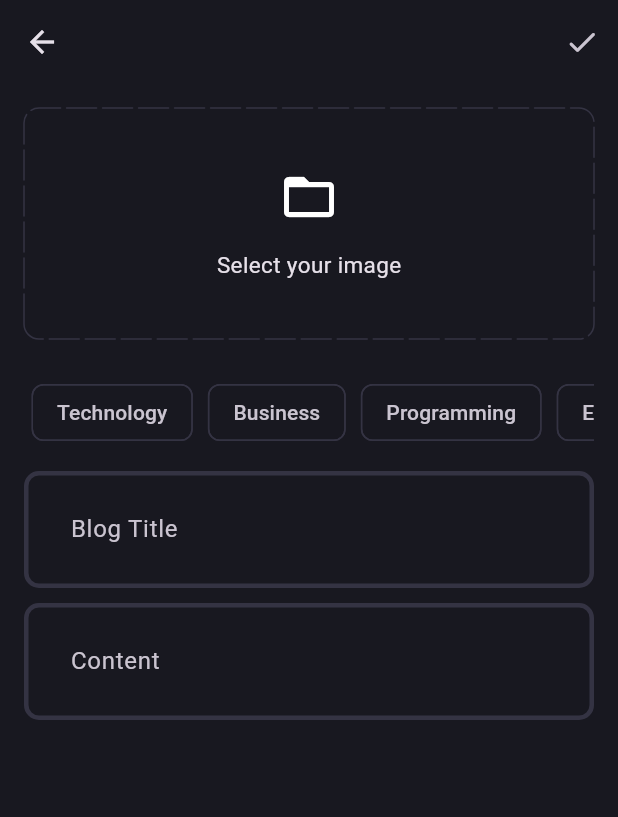
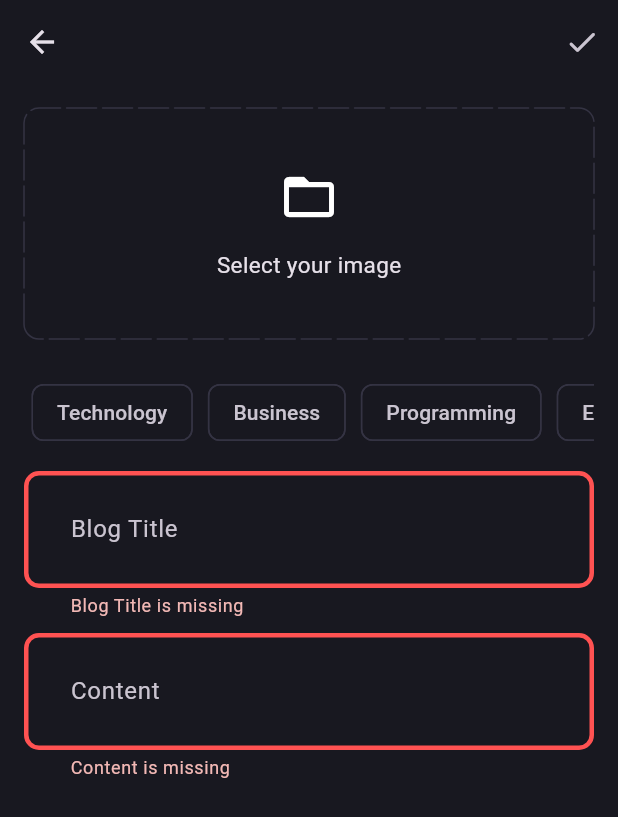
Before and after one commit to Eshetu21/blog_app, a Flutter app: the AddNewBlogPage screen opened directly, after a tap on the "done" icon, on a phone screen of 412 x 824 dp. Shown: the top 817 px of the screen. Run offline on Flutter 3.47's test engine with Material 3 defaults, Android fonts, the phone set to English and light mode, and no system bars; drawn by our look-alikes of dotted_border; our stand-ins replace flutter_bloc, fpdart, get_it, image_picker, supabase_flutter; accounts and stored records are empty.

```diff
--- a/lib/core/theme/theme.dart
+++ b/lib/core/theme/theme.dart
@@ -13,8 +13,9 @@ class AppTheme {
       appBarTheme: const AppBarTheme(
           centerTitle: true, backgroundColor: AppPallete.backgroundColor),
       inputDecorationTheme: InputDecorationTheme(
-        contentPadding: const EdgeInsets.all(27),
-        enabledBorder: _border(),
-        focusedBorder: _border(AppPallete.gradient2),
-      ));
+          contentPadding: const EdgeInsets.all(27),
+          border: _border(),
+          enabledBorder: _border(),
+          focusedBorder: _border(AppPallete.gradient2),
+          errorBorder: _border(AppPallete.errorColor)));
 }
--- a/lib/features/blog/data/datasources/blog_remote_data_source.dart
+++ b/lib/features/blog/data/datasources/blog_remote_data_source.dart
@@ -12,7 +12,7 @@ abstract interface class BlogRemoteDataSource {
 class BlogRemoteDataSourceImpl implements BlogRemoteDataSource {
   final SupabaseClient supabaseClient;
 
-  BlogRemoteDataSourceImpl({required this.supabaseClient});
+  BlogRemoteDataSourceImpl(this.supabaseClient);
   @override
   Future<BlogModel> uploadBlog(BlogModel blog) async {
     try {
--- a/lib/features/blog/data/repositories/blog_repository_impl.dart
+++ b/lib/features/blog/data/repositories/blog_repository_impl.dart
@@ -12,7 +12,7 @@ import 'package:uuid/uuid.dart';
 class BlogRepositoryImpl implements BlogRepository {
   final BlogRemoteDataSource blogRemoteDataSource;
 
-  BlogRepositoryImpl({required this.blogRemoteDataSource});
+  BlogRepositoryImpl(this.blogRemoteDataSource);
   @override
   Future<Either<Failures, Blog>> uploadBlog(
       {required File image,
--- a/lib/features/blog/domain/usecases/upload_blog.dart
+++ b/lib/features/blog/domain/usecases/upload_blog.dart
@@ -8,7 +8,7 @@ import 'package:fpdart/fpdart.dart';
 class UploadBlog implements Usecase<Blog, UploadBlogParams> {
   final BlogRepository blogRepository;
 
-  UploadBlog({required this.blogRepository});
+  UploadBlog(this.blogRepository);
   @override
   Future<Either<Failures, Blog>> call(UploadBlogParams params) async {
     return await blogRepository.uploadBlog(
--- a/lib/features/blog/presentation/bloc/blog_bloc.dart
+++ b/lib/features/blog/presentation/bloc/blog_bloc.dart
@@ -1,12 +1,25 @@
+import 'dart:io';
+
+import 'package:blog_app/features/blog/domain/usecases/upload_blog.dart';
 import 'package:flutter_bloc/flutter_bloc.dart';
 
 part 'blog_event.dart';
 part 'blog_state.dart';
 
 class BlogBloc extends Bloc<BlogEvent, BlogState> {
-  BlogBloc() : super(BlogInitial()) {
-    on<BlogEvent>((event, emit) {
+  final UploadBlog uploadBlog;
+  BlogBloc({required this.uploadBlog}) : super(BlogInitial()) {
+    on<BlogEvent>((event, emit) => emit(BlogLoading()));
+    on<BlogUpload>(_onBlogUpload);
+  }
 
-    });
+  void _onBlogUpload(BlogUpload event, Emitter<BlogState> emit) async {
+    final res = await uploadBlog(UploadBlogParams(
+        posterId: event.posterId,
+        title: event.title,
+        content: event.content,
+        image: event.image,
+        topics: event.topics));
+    res.fold((l) => emit(BlogFailure(l.message)), (r) => emit(BlogSucess()));
   }
 }
--- a/lib/features/blog/presentation/bloc/blog_event.dart
+++ b/lib/features/blog/presentation/bloc/blog_event.dart
@@ -2,7 +2,7 @@ part of 'blog_bloc.dart';
 
 sealed class BlogEvent {}
 
-class BlogUpload {
+class BlogUpload extends BlogEvent {
   final String posterId;
   final String title;
   final String content;
--- a/lib/features/blog/presentation/bloc/blog_state.dart
+++ b/lib/features/blog/presentation/bloc/blog_state.dart
@@ -11,5 +11,5 @@ final class BlogSucess extends BlogState {}
 final class BlogFailure extends BlogState {
   final String error;
 
-  BlogFailure({required this.error});
+  BlogFailure(this.error);
 }
--- a/lib/features/blog/presentation/pages/add_new_blog_page.dart
+++ b/lib/features/blog/presentation/pages/add_new_blog_page.dart
@@ -1,10 +1,16 @@
 import 'dart:io';
 
+import 'package:blog_app/core/common/cubit/app_user_cubit.dart';
+import 'package:blog_app/core/common/widgets/loader.dart';
 import 'package:blog_app/core/theme/app_pallet.dart';
 import 'package:blog_app/core/utils/pick_image.dart';
+import 'package:blog_app/core/utils/show_snackbar.dart';
+import 'package:blog_app/features/blog/presentation/bloc/blog_bloc.dart';
+import 'package:blog_app/features/blog/presentation/pages/blog_page.dart';
 import 'package:blog_app/features/blog/presentation/widgets/blog_editor.dart';
 import 'package:dotted_border/dotted_border.dart';
 import 'package:flutter/material.dart';
+import 'package:flutter_bloc/flutter_bloc.dart';
 
 class AddNewBlogPage extends StatefulWidget {
   static route() =>
@@ -18,6 +24,7 @@ class AddNewBlogPage extends StatefulWidget {
 class _AddNewBlogPageState extends State<AddNewBlogPage> {
   final titleController = TextEditingController();
   final contentController = TextEditingController();
+  final formkey = GlobalKey<FormState>();
   List<String> selectedTopics = [];
   File? image;
   void selectImage() async {
@@ -26,6 +33,21 @@ class _AddNewBlogPageState extends State<AddNewBlogPage> {
       setState(() {
         image = pickedImage;
       });
+    }
+  }
+
+  void _uploadBlog() {
+    if (formkey.currentState!.validate() &&
+        selectedTopics.isNotEmpty &&
+        image != null) {
+      final posterId =
+          (context.read<AppUserCubit>().state as AppUserLoggedIn).user.id;
+      context.read<BlogBloc>().add(BlogUpload(
+          posterId: posterId,
+          title: titleController.text.trim(),
+          content: contentController.text.trim(),
+          image: image!,
+          topics: selectedTopics));
     }
   }
 
@@ -41,12 +63,30 @@ class _AddNewBlogPageState extends State<AddNewBlogPage> {
     return Scaffold(
       appBar: AppBar(
         actions: [
-          IconButton(onPressed: () {}, icon: const Icon(Icons.done_rounded))
+          IconButton(
+              onPressed: () {
+                _uploadBlog();
+              },
+              icon: const Icon(Icons.done_rounded))
         ],
       ),
-      body: SingleChildScrollView(
+      body: BlocConsumer<BlogBloc, BlogState>(
+        listener: (context, state) {
+          if (state is BlogFailure) {
+            showSnackBar(context, state.error);
+          } else if (state is BlogSucess) {
+            Navigator.pop(context);
+          }
+        },
+        builder: (context, state) {
+          if (state is BlogLoading) {
+            return const Loader();
+          }
+          return SingleChildScrollView(
             child: Padding(
               padding: const EdgeInsets.all(16.0),
+              child: Form(
+                key: formkey,
                 child: Column(
                   children: [
                     image != null
@@ -59,7 +99,8 @@ class _AddNewBlogPageState extends State<AddNewBlogPage> {
                                 width: double.infinity,
                                 child: ClipRRect(
                                     borderRadius: BorderRadius.circular(10),
-                              child: Image.file(image!, fit: BoxFit.cover))),
+                                    child:
+                                        Image.file(image!, fit: BoxFit.cover))),
                           )
                         : GestureDetector(
                             onTap: () {
@@ -93,8 +134,12 @@ class _AddNewBlogPageState extends State<AddNewBlogPage> {
                     SingleChildScrollView(
                       scrollDirection: Axis.horizontal,
                       child: Row(
-                  children:
-                      ["Technology", "Business", "Programming", "Entertaiment"]
+                        children: [
+                          "Technology",
+                          "Business",
+                          "Programming",
+                          "Entertaiment"
+                        ]
                             .map(
                               (e) => Padding(
                                 padding: const EdgeInsets.all(5.0),
@@ -124,13 +169,18 @@ class _AddNewBlogPageState extends State<AddNewBlogPage> {
                       ),
                     ),
                     const SizedBox(height: 10),
-              BlogEditor(controller: titleController, hintText: "Blog Title"),
+                    BlogEditor(
+                        controller: titleController, hintText: "Blog Title"),
                     const SizedBox(height: 10),
-              BlogEditor(controller: contentController, hintText: "Content"),
+                    BlogEditor(
+                        controller: contentController, hintText: "Content"),
                   ],
                 ),
               ),
             ),
           );
+        },
+      ),
+    );
   }
 }
--- a/lib/features/blog/presentation/pages/blog_page.dart
+++ b/lib/features/blog/presentation/pages/blog_page.dart
@@ -3,6 +3,7 @@ import 'package:flutter/cupertino.dart';
 import 'package:flutter/material.dart';
 
 class BlogPage extends StatelessWidget {
+  static route() => MaterialPageRoute(builder: (context) => const BlogPage());
   const BlogPage({super.key});
 
   @override
--- a/lib/features/blog/presentation/widgets/blog_editor.dart
+++ b/lib/features/blog/presentation/widgets/blog_editor.dart
@@ -12,6 +12,12 @@ class BlogEditor extends StatelessWidget {
       controller: controller,
       decoration: InputDecoration(hintText: hintText),
       maxLines: null,
+      validator: (value) {
+        if (value!.trim().isEmpty) {
+          return '$hintText is missing';
+        }
+        return null;
+      },
     );
   }
 }
--- a/lib/main.dart
+++ b/lib/main.dart
@@ -2,6 +2,7 @@ import 'package:blog_app/core/common/cubit/app_user_cubit.dart';
 import 'package:blog_app/core/theme/theme.dart';
 import 'package:blog_app/features/auth/presentation/bloc/auth_bloc.dart';
 import 'package:blog_app/features/auth/presentation/pages/login_page.dart';
+import 'package:blog_app/features/blog/presentation/bloc/blog_bloc.dart';
 import 'package:blog_app/features/blog/presentation/pages/blog_page.dart';
 import 'package:blog_app/init_dependencies.dart';
 import 'package:flutter/material.dart';
@@ -12,7 +13,8 @@ void main() async {
   runApp(MultiBlocProvider(
     providers: [
       BlocProvider(create: (_) => serviceLocator<AuthBloc>()),
-      BlocProvider(create: (_) => serviceLocator<AppUserCubit>())
+      BlocProvider(create: (_) => serviceLocator<AppUserCubit>()),
+      BlocProvider(create: (_) => serviceLocator<BlogBloc>())
     ],
     child: const MainApp(),
   ));
```
Also changed, not shown: lib/init_dependencies.dart (+31 -1 lines). Lines whose indentation alone changed are shown as unchanged.
